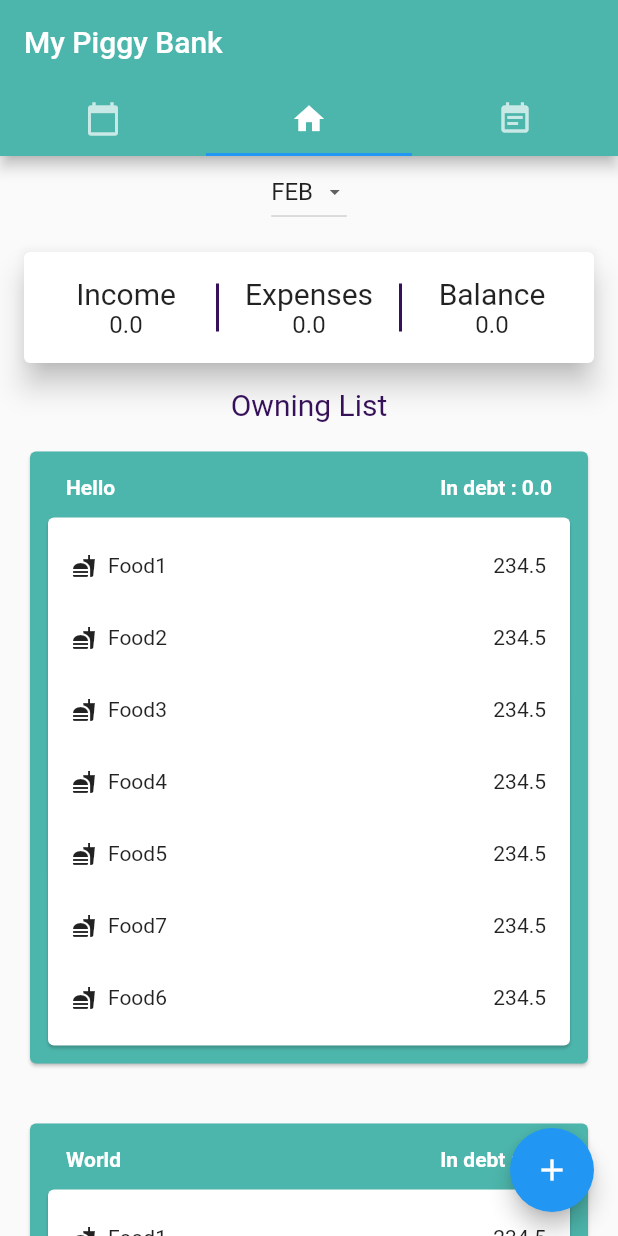
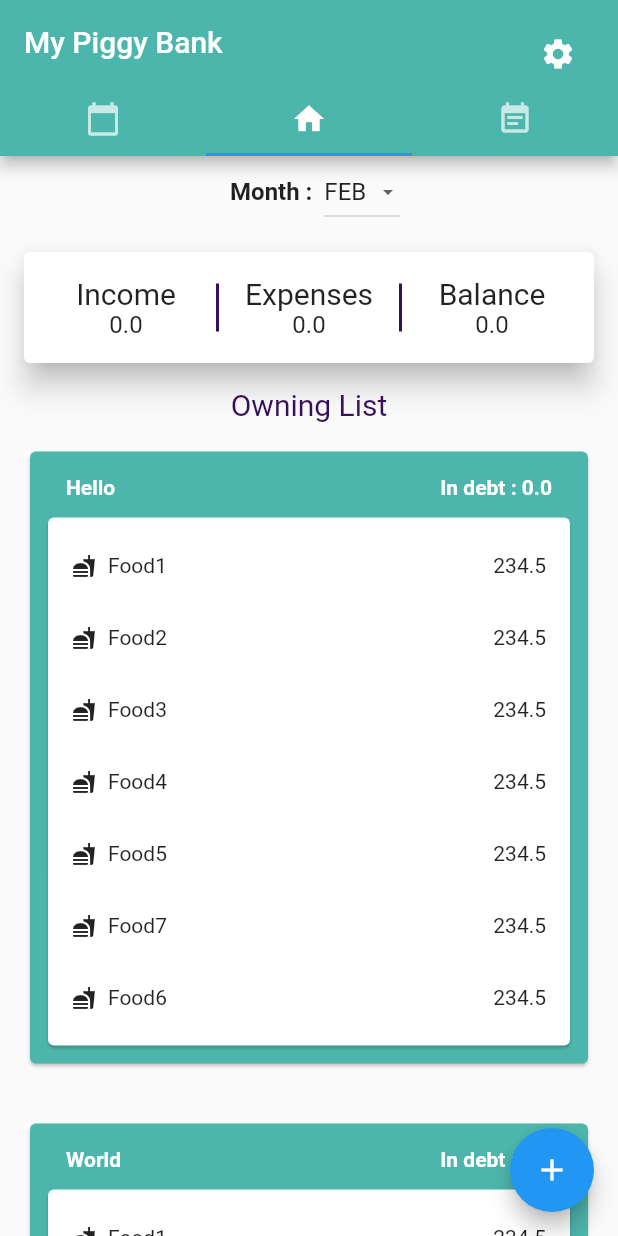
Before and after one commit to leannetan97/MyPiggyBank, a Flutter app: the screen it shows after launch, on a phone screen of 412 x 824 dp. Run offline on Flutter 3.47's test engine with Material 2 defaults, Android fonts, the phone set to English and light mode, and no system bars; our stand-ins replace fluttertoast, table_calendar.

Commit message:
Update Calender, Settings and History, polish up main page

```diff
--- a/lib/Utils/ColorsUtil.dart
+++ b/lib/Utils/ColorsUtil.dart
@@ -21,4 +21,7 @@ class ColorsUtil {
 
   // Hex: #FFFFFF
   static const Color white = Color.fromRGBO(255, 255, 255, 1);
+
+  static const Color primaryColor = green;
+  static const Color secondaryColor = lightBlue;
 }
--- a/lib/Utils/StringsUtil.dart
+++ b/lib/Utils/StringsUtil.dart
@@ -1,13 +1,31 @@
 class StringsUtil{
+
+  // Main
   static const String appName = 'My Piggy Bank';
+
+  // Home
   static const String transactionTooltip = 'Add new transaction';
   static const String incomeLabel = 'Income';
   static const String expensesLabel = 'Expenses';
   static const String balanceLabel = 'Balance';
   static const String paybackLabel = 'In debt :';
   static const String owningListTitle = 'Owning List';
+
+  // Calender
+
+  // History
   static const String dateButtonLabel = 'By Date';
   static const String categoryButtonLabel = 'By Category';
   static const String monthLabel = 'Month :';
   static const String transactionHistoryPageTitle = 'Transaction History';
+
+  // Settings
+  static const String settingPageTitle = 'Settings';
+  static const String defaultYearLabel = 'Default Year';
+  static const String defaultIncomeLabel = 'Default Income';
+  static const String categoryLabel = 'Category';
+
+
+  // Button
+  static const String save = 'Save';
 }
--- a/lib/home.dart
+++ b/lib/home.dart
@@ -42,7 +42,17 @@ class HomeState extends State<Home> {
   Widget _monthDropDownButton() {
     return Container(
       alignment: Alignment.center,
-      child: DropdownButton<String>(
+      child:
+      Row(mainAxisAlignment: MainAxisAlignment.center, children: <Widget>[
+        Padding(
+          padding: const EdgeInsets.all(8.0),
+          child: Text(
+            '${StringsUtil.monthLabel}',
+            textAlign: TextAlign.end,
+            style: TextStyle(fontSize: 16, fontWeight: FontWeight.bold),
+          ),
+        ),
+        DropdownButton<String>(
           value: _monthValue,
           icon: Icon(Icons.arrow_drop_down),
           iconSize: 16,
@@ -70,6 +80,7 @@ class HomeState extends State<Home> {
             );
           }).toList(),
         ),
+      ]),
     );
   }
 
@@ -139,7 +150,7 @@ class HomeState extends State<Home> {
     return Padding(
       padding: const EdgeInsets.symmetric(vertical: 16.0, horizontal: 16.0),
       child: Card(
-          color: ColorsUtil.green,
+          color: ColorsUtil.primaryColor,
           child: Padding(
             padding: EdgeInsets.all(8),
             child: Column(
--- a/lib/main.dart
+++ b/lib/main.dart
@@ -1,10 +1,12 @@
 import 'package:flutter/material.dart';
+import 'package:my_piggy_bank/settings.dart';
 
 import 'Utils/ColorsUtil.dart';
 import 'Utils/StringsUtil.dart';
 import 'calender.dart';
-import 'details.dart';
+import 'history.dart';
 import 'home.dart';
+import 'package:my_piggy_bank/Utils/StringsUtil.dart';
 
 void main() => runApp(MyApp());
 
@@ -37,7 +39,7 @@ class _MyHomePageState extends State<MyHomePage> {
       child: Scaffold(
         appBar: AppBar(
           title: Text(StringsUtil.appName),
-          backgroundColor: ColorsUtil.green,
+          backgroundColor: ColorsUtil.primaryColor,
           bottom: TabBar(
             tabs: [
               Tab(icon: Icon(Icons.calendar_today)),
@@ -45,9 +47,29 @@ class _MyHomePageState extends State<MyHomePage> {
               Tab(icon: Icon(Icons.event_note)),
             ],
           ),
+          actions: <Widget>[_settingIcon()],
         ),
-        body: TabBarView(children: <Widget>[Calender(), Home(), Details()]),
+        body: TabBarView(children: <Widget>[Calender(), Home(), History()]),
       ),
     );
   }
+
+  Widget _settingIcon(){
+    return Container(
+      padding: const EdgeInsets.all(8.0),
+      child: Row(children: <Widget>[Padding(
+        padding: const EdgeInsets.all(8.0),
+        child: IconButton(icon:Icon(Icons.settings),
+        onPressed: ()=> _navigateToSettingPage(),
+        ),
+      )]),
+    );
+//    ,Text('${StringsUtil.settingPageTitle}')
+  }
+
+  _navigateToSettingPage() {
+     Navigator.of(context).push(MaterialPageRoute<void>(settings:  RouteSettings(name: '/Settings',), builder:(context) => Settings()));
+  }
+
+
 }
--- a/pubspec.yaml
+++ b/pubspec.yaml
@@ -14,7 +14,7 @@ description: A new Flutter application.
 version: 1.0.0+1
 
 environment:
-  sdk: ">=2.3.0 <3.0.0"
+  sdk: ">=2.5.0 <3.0.0"
 
 dependencies:
   flutter:
@@ -24,7 +24,10 @@ dependencies:
   # The following adds the Cupertino Icons font to your application.
   # Use with the CupertinoIcons class for iOS style icons.
   cupertino_icons: ^0.1.2
+  fluttertoast: ^3.1.3
+  intl: ^0.16.1
   table_calendar: ^2.2.2
+
 
 dev_dependencies:
   flutter_test:
```
Also changed, not shown: lib/calender.dart (+53 -2 lines), lib/history.dart (renamed from lib/details.dart, +5 -5 lines), lib/settings.dart (added, +136 -0 lines), pubspec.lock, 3 other files. Lines whose indentation alone changed are shown as unchanged.
